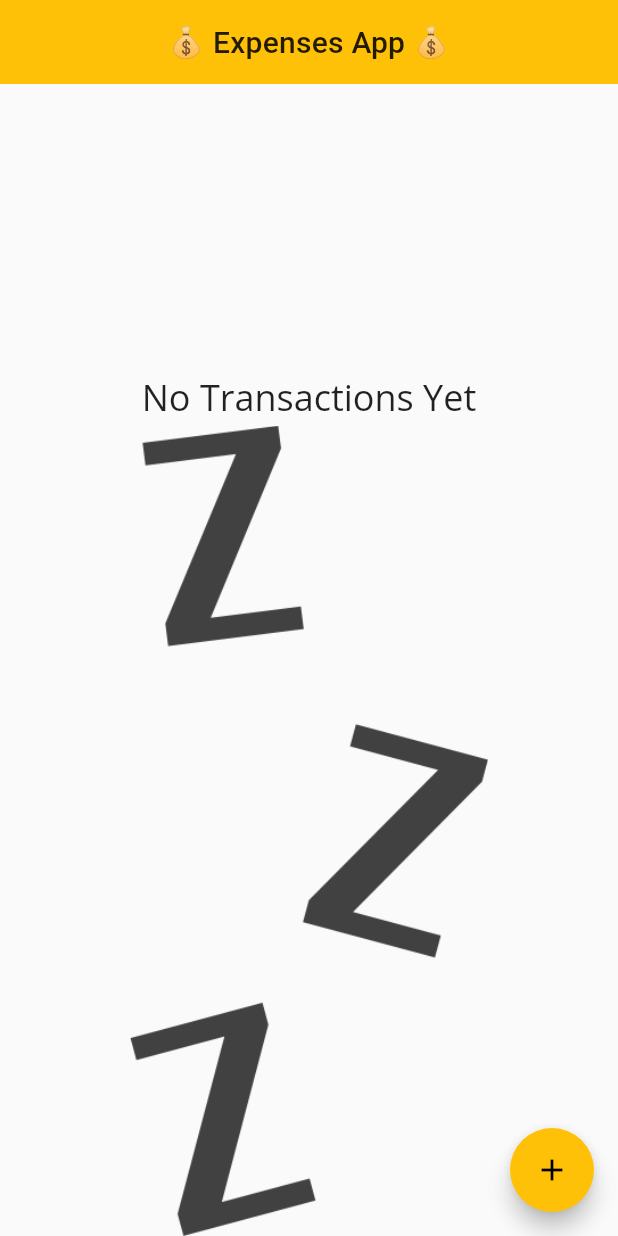
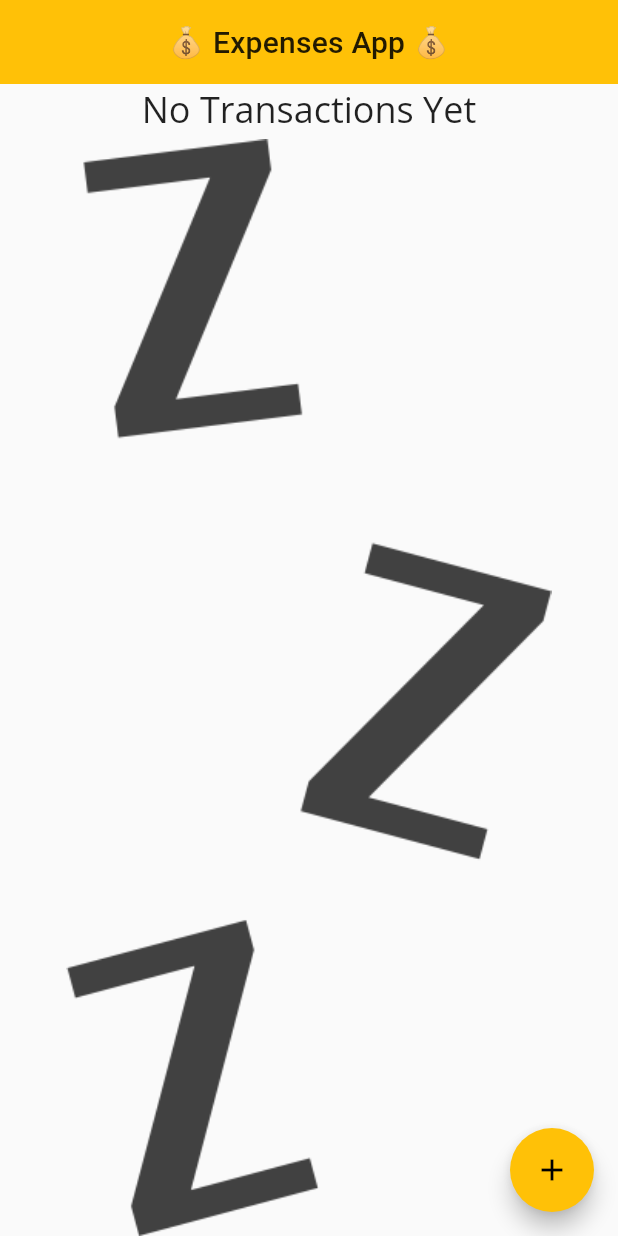
Before and after one commit to demilola/expenses-app, a Flutter app: the screen it shows after launch, on a phone screen of 412 x 824 dp. Run offline on Flutter 3.47's test engine with Material 2 defaults, Android fonts, the phone set to English and light mode, and no system bars; our stand-ins replace google_fonts.

Commit message:
fixed view for when the transaction list is empty

```diff
--- a/lib/main.dart
+++ b/lib/main.dart
@@ -2,11 +2,20 @@ import 'package:expenses_app/widgets/chart.dart';
 import 'package:expenses_app/widgets/new_transaction.dart';
 import 'package:expenses_app/widgets/transactions_list.dart';
 import 'package:flutter/material.dart';
+import 'package:flutter/services.dart';
 import 'package:google_fonts/google_fonts.dart';
 
 import 'models/transaction.dart';
 
 void main() => runApp(MyApp());
+
+//To restrict orientation to one setting:
+// void main() {
+//   WidgetsFlutterBinding.ensureInitialized();
+//   SystemChrome.setPreferredOrientations(
+//       [DeviceOrientation.portraitUp, DeviceOrientation.portraitDown]);
+//   runApp(MyApp());
+// }
 
 class MyApp extends StatelessWidget {
   @override
@@ -118,10 +127,12 @@ class _MyHomePageState extends State<MyHomePage> {
           Container(
               width: MediaQuery.of(context).size.width,
               //Here, we are calculating the amount of view space left by subtracting the height of the app bar (which we made into a variable to access), and the padding at the top which is usually the status bar
-              height: (MediaQuery.of(context).size.height -
-                      appBar.preferredSize.height -
-                      MediaQuery.of(context).padding.top) *
-                  .25,
+              height: recentTransactions.isNotEmpty
+                  ? (MediaQuery.of(context).size.height -
+                          appBar.preferredSize.height -
+                          MediaQuery.of(context).padding.top) *
+                      .30
+                  : 0.00,
               child: Chart(
                 recentTransactions: recentTransactions,
               )),
```
